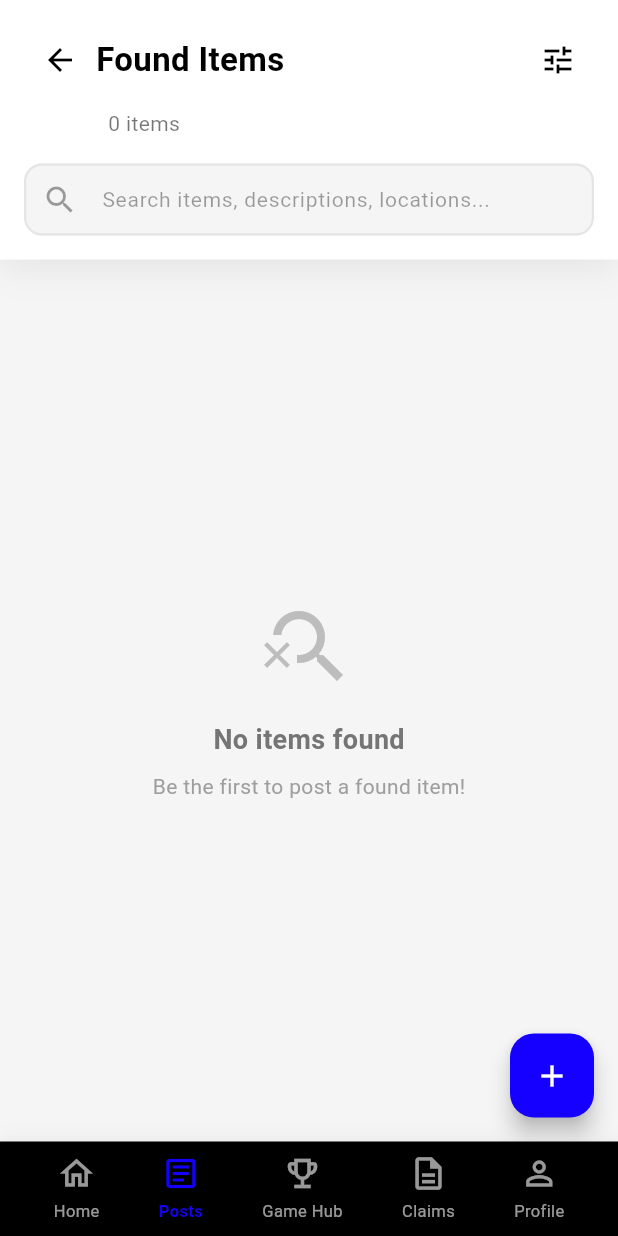
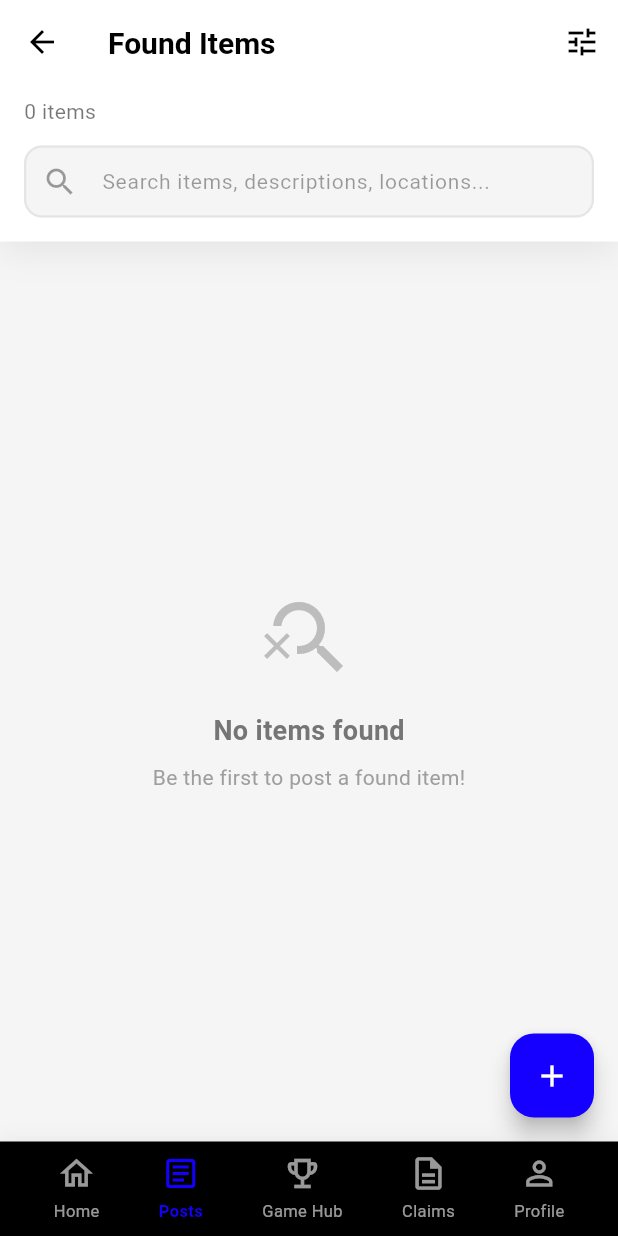
Before and after one commit to meagenotmage/iBalik, a Flutter app: the ClaimsPage screen opened directly, item 2 of the bottom bar chosen, on a phone screen of 412 x 824 dp. Run offline on Flutter 3.47's test engine with Material 3 defaults, Android fonts, the phone set to English and light mode, and no system bars; our stand-ins replace cloud_firestore, firebase_auth, firebase_core, image_picker, permission_handler, shared_preferences; missing offline and left inert: cloudinary_public; accounts and stored records are empty; Roboto replaces fonts that are missing (SF Pro Display).

Commit message:
style: update ClaimsPage and GameHubPage UI for improved layout

```diff
--- a/lib/screens/posts/posts_page.dart
+++ b/lib/screens/posts/posts_page.dart
@@ -307,59 +307,54 @@ class _PostsPageState extends State<PostsPage> {
   Widget build(BuildContext context) {
     return Scaffold(
       backgroundColor: AppColors.background,
-      body: SafeArea(
-        child: Column(
-          children: [
-            // Header
-            Container(
-              decoration: BoxDecoration(
-                color: AppColors.white,
-                boxShadow: AppShadows.soft,
-              ),
-              padding: const EdgeInsets.all(AppSpacing.lg),
-              child: Column(
-                crossAxisAlignment: CrossAxisAlignment.start,
-                children: [
-                  Row(
-                    children: [
-                      IconButton(
+      appBar: AppBar(
+        backgroundColor: AppColors.white,
+        elevation: 0,
+        leading: IconButton(
           icon: const Icon(Icons.arrow_back, color: AppColors.textPrimary),
           onPressed: () => Navigator.pop(context),
         ),
-                      const Expanded(
-                        child: Text(
+        title: const Text(
           'Found Items',
           style: TextStyle(
-                            fontSize: 22,
+            fontSize: 20,
             fontWeight: FontWeight.w600,
             color: AppColors.textPrimary,
           ),
         ),
-                      ),
+        actions: [
           IconButton(
             icon: const Icon(Icons.tune, color: AppColors.textPrimary),
             onPressed: _showFilterBottomSheet,
           ),
         ],
       ),
-                  const SizedBox(height: 8),
+      body: Column(
+        children: [
+          // Search Section
+          Container(
+            decoration: BoxDecoration(
+              color: AppColors.white,
+              boxShadow: AppShadows.soft,
+            ),
+            padding: const EdgeInsets.fromLTRB(AppSpacing.lg, AppSpacing.sm, AppSpacing.lg, AppSpacing.lg),
+            child: Column(
+              crossAxisAlignment: CrossAxisAlignment.start,
+              children: [
                 StreamBuilder<QuerySnapshot>(
                   stream: _lostItemService.getLostItems(status: 'available'),
                   builder: (context, snapshot) {
                     int itemCount = snapshot.hasData ? snapshot.data!.docs.length : 0;
-                      return Padding(
-                        padding: const EdgeInsets.only(left: 56),
-                        child: Text(
+                    return Text(
                       '$itemCount items',
                       style: const TextStyle(
                         fontSize: 14,
                         color: AppColors.textSecondary,
                       ),
-                        ),
                     );
                   },
                 ),
-                  const SizedBox(height: 16),
+                const SizedBox(height: 12),
                 // Search Bar
                 TextField(
                   controller: _searchController,
@@ -522,7 +517,6 @@ class _PostsPageState extends State<PostsPage> {
               ),
             ),
           ],
-        ),
         ),
       floatingActionButton: FloatingActionButton(
         onPressed: () {
```
Also changed, not shown: lib/screens/claims/claims_page.dart (+18 -33 lines), lib/screens/game/game_hub_page.dart (+1 -14 lines). Lines whose indentation alone changed are shown as unchanged.
